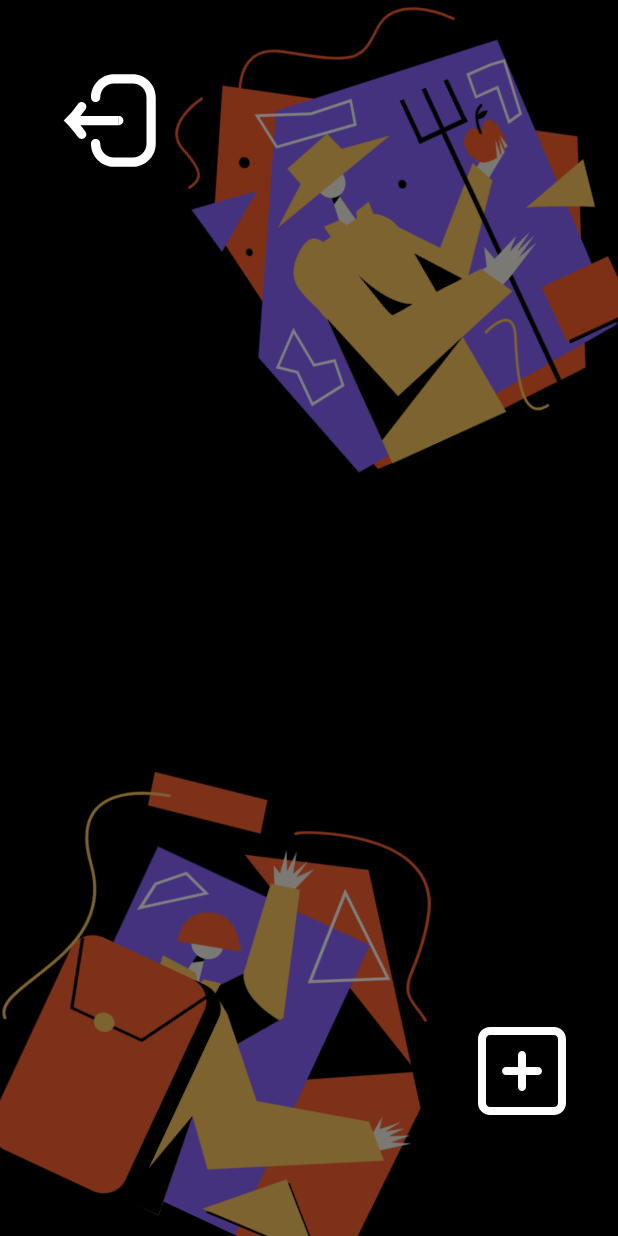
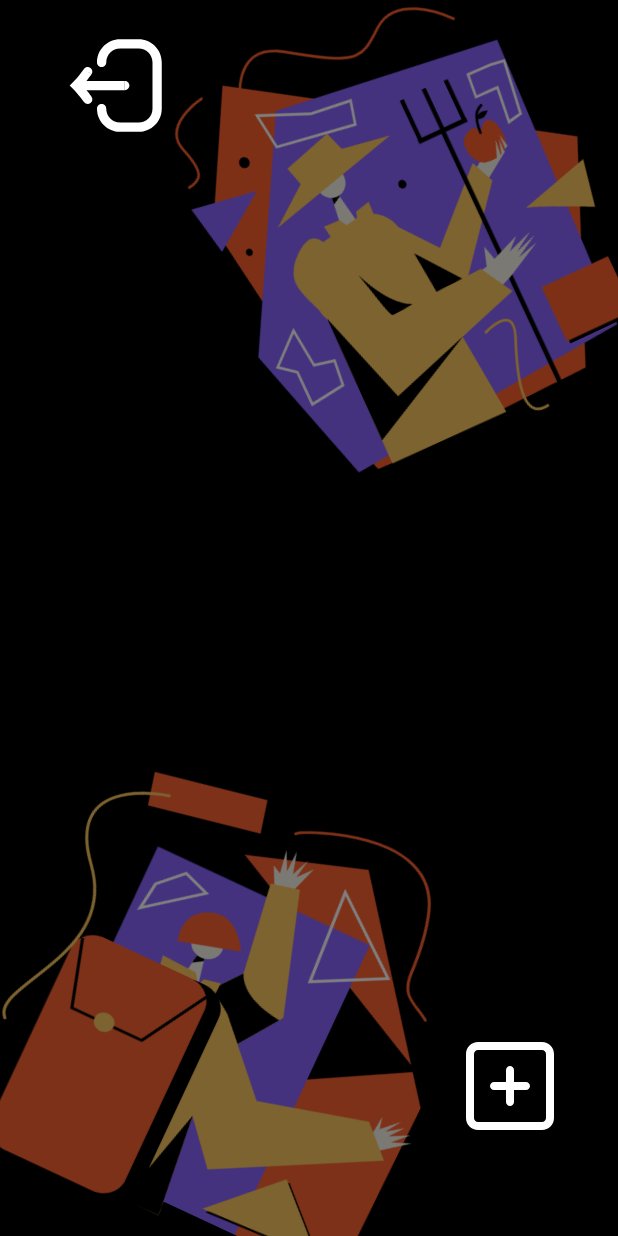
Before and after one commit to Vlazzzz/ToDoApp-ANDROID, an Android app: the HomeFragment screen opened through its navigation route, on a phone screen of 412 x 824 dp. Run offline under Robolectric (Android 15) with nearby library versions, the phone set to English and light mode, and no system bars; our stand-ins replace Firebase (no records; nobody signed in at launch, a user with empty details on screens opened directly).

Commit message:
Update add button margins

```diff
--- a/ToDoApp2/app/src/main/res/layout/fragment_home.xml
+++ b/ToDoApp2/app/src/main/res/layout/fragment_home.xml
@@ -53,8 +53,9 @@
         android:id="@+id/addBtnHome"
         android:layout_width="64dp"
         android:layout_height="64dp"
-        android:layout_marginTop="10dp"
-        android:layout_marginEnd="32dp"
+        android:layout_marginEnd="40dp"
+        android:layout_marginTop="20dp"
+        android:layout_marginBottom="12dp"
         android:src="@drawable/addtask"
         app:layout_constraintEnd_toEndOf="parent"
         app:layout_constraintTop_toBottomOf="@+id/recyclerView" />
@@ -63,12 +64,13 @@
         android:id="@+id/logoutBtnHome"
         android:layout_width="74dp"
         android:layout_height="74dp"
-        android:layout_marginStart="36dp"
+        android:layout_marginStart="40dp"
         android:layout_marginTop="20dp"
         android:layout_marginBottom="12dp"
         android:src="@drawable/logout_white"
         app:layout_constraintBottom_toTopOf="@+id/recyclerView"
         app:layout_constraintStart_toStartOf="parent"
-        app:layout_constraintTop_toTopOf="parent" />
+        app:layout_constraintTop_toTopOf="parent"
+        app:layout_constraintVertical_bias="0.0" />
 
 </androidx.constraintlayout.widget.ConstraintLayout>
```
